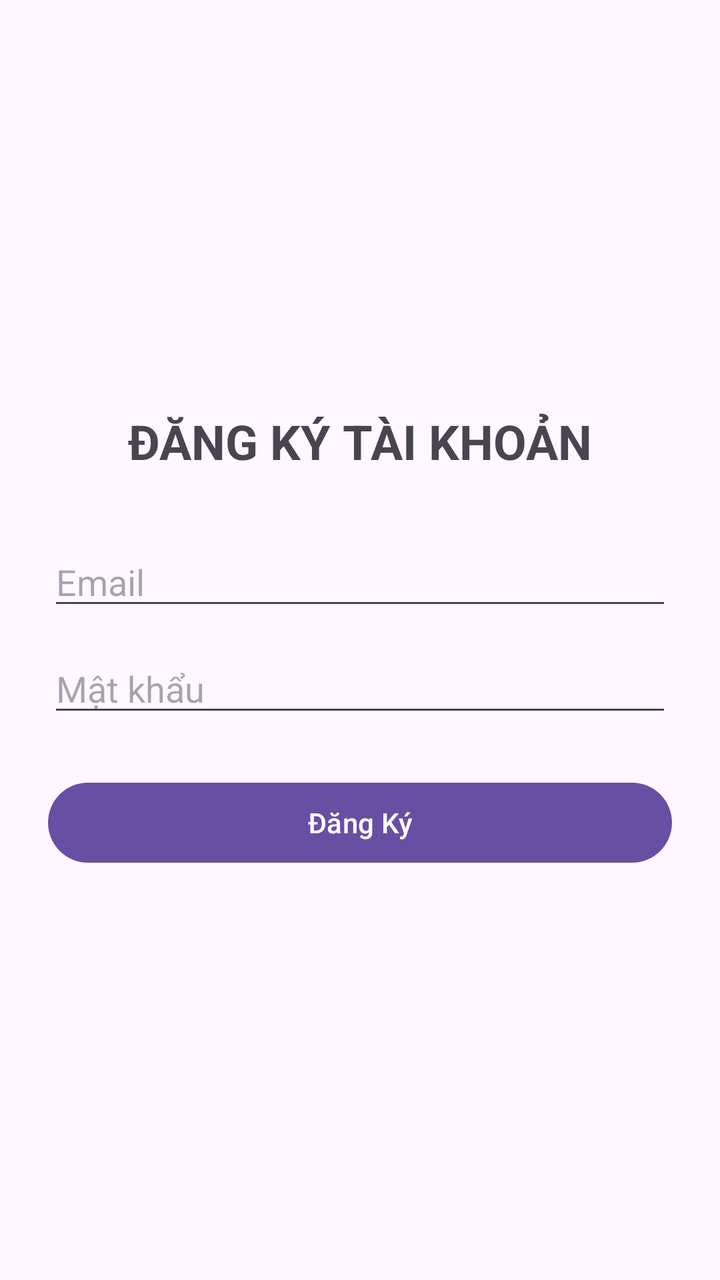
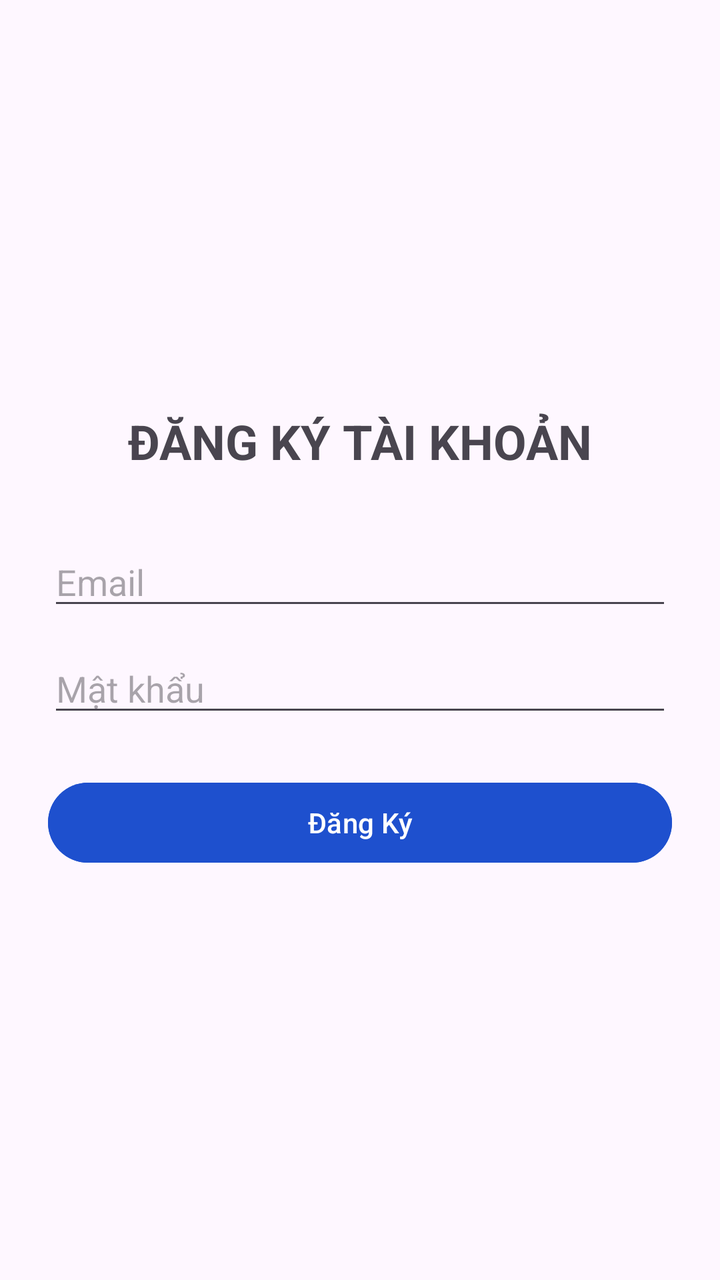

The first picture is an Android layout as it rendered before a commit; the second is the same layout after the commit. The layout source and the unified diff follow.
<!-- AndroidManifest.xml: application theme Theme.ProjectCK -->
<!-- res/layout/activity_register.xml -->
<?xml version="1.0" encoding="utf-8"?>
<LinearLayout xmlns:android="http://schemas.android.com/apk/res/android"
    android:layout_width="match_parent"
    android:layout_height="match_parent"
    android:orientation="vertical"
    android:padding="24dp"
    android:gravity="center">

    <TextView
        android:layout_width="wrap_content"
        android:layout_height="wrap_content"
        android:text="ĐĂNG KÝ TÀI KHOẢN"
        android:textSize="24sp"
        android:textStyle="bold"
        android:layout_marginBottom="32dp"/>

    <EditText
        android:id="@+id/edtRegEmail"
        android:layout_width="match_parent"
        android:layout_height="wrap_content"
        android:hint="Email"
        android:inputType="textEmailAddress"
        android:layout_marginBottom="12dp"/>

    <EditText
        android:id="@+id/edtRegPassword"
        android:layout_width="match_parent"
        android:layout_height="wrap_content"
        android:hint="Mật khẩu"
        android:inputType="textPassword"
        android:layout_marginBottom="24dp"/>

    <Button
        android:id="@+id/btnRegister"
        android:layout_width="match_parent"
        android:layout_height="wrap_content"
        android:text="Đăng Ký"/>
</LinearLayout>
<!-- resources referenced by this layout -->
<resources>
  <style name="Theme.ProjectCK" parent="Base.Theme.ProjectCK" />
  <style name="Base.Theme.ProjectCK" parent="Theme.Material3.DayNight.NoActionBar">
          
          
      </style>
</resources>

<!-- the commit's change to res/layout/activity_register.xml (unified diff, before → after) -->
@@ -34,5 +34,6 @@
         android:id="@+id/btnRegister"
         android:layout_width="match_parent"
         android:layout_height="wrap_content"
-        android:text="Đăng Ký"/>
+        android:text="Đăng Ký"
+        android:backgroundTint="@color/button_color"/>
 </LinearLayout>
<!-- resource entries referenced after the edit -->
@@ -1,5 +1,6 @@
 <!-- resources referenced by this layout -->
 <resources>
+  <color name="button_color">#1E50CE</color>
   <style name="Theme.ProjectCK" parent="Base.Theme.ProjectCK" />
   <style name="Base.Theme.ProjectCK" parent="Theme.Material3.DayNight.NoActionBar">
           
